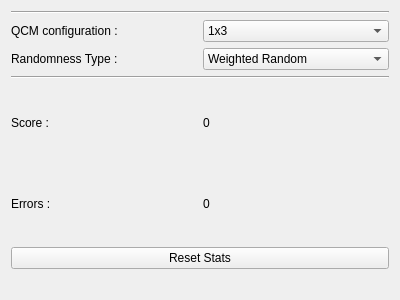
Above: appsettings.ui from Aryetis/Obenkyobo before the change. Below: the same form after it.
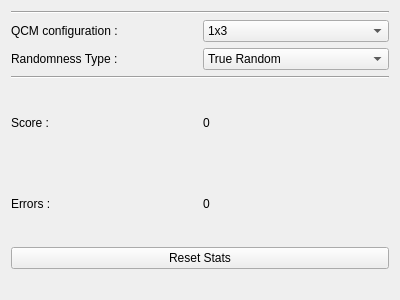
That is the form after the change.

Commit message: let's start weighted random

Diff of the .ui file:
```diff
--- a/appsettings.ui
+++ b/appsettings.ui
@@ -72,7 +72,7 @@
         <widget class="QComboBox" name="comboBox">
          <item>
           <property name="text">
-           <string>Weighted Random</string>
+           <string>True Random</string>
           </property>
          </item>
          <item>
```
Left out of the diff: 4 changed lines with no effect on the pictures. The commit also changes 8 other files.
